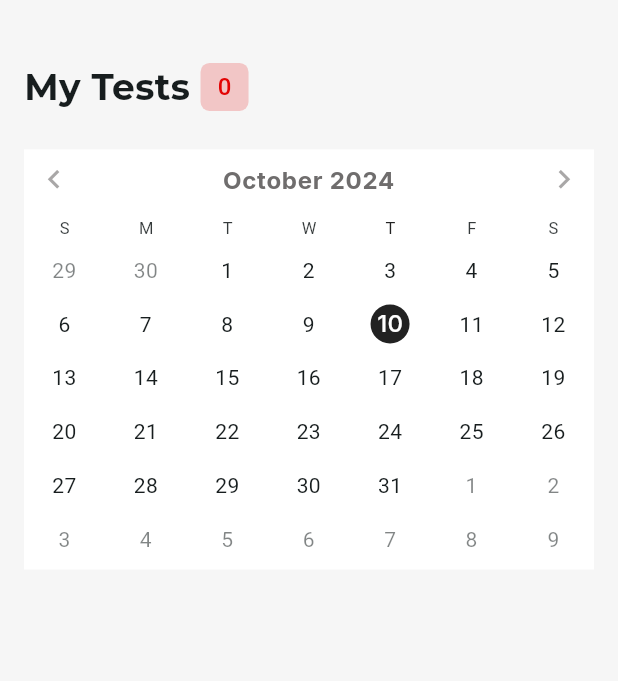
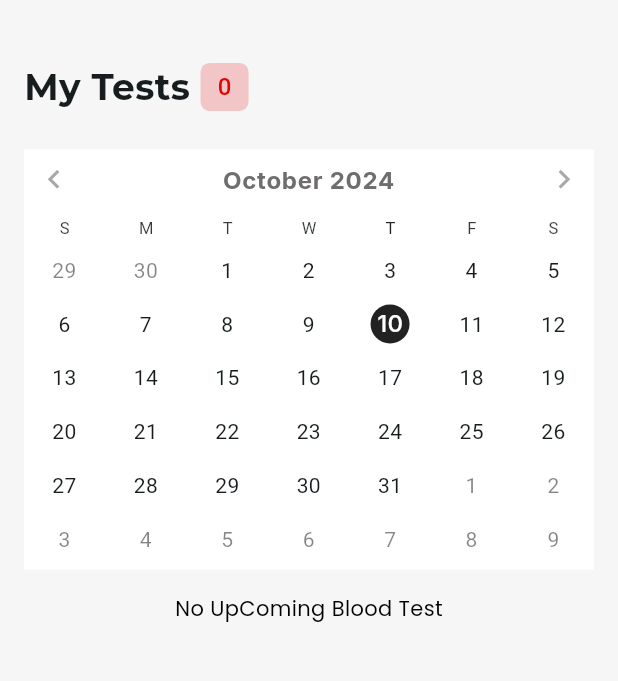
Before and after one commit to Rehman-Amjad/health_elv, a Flutter app: the UpcomingResultsView screen opened directly, on a phone screen of 412 x 824 dp, the part 78-759 px from its top. Run offline on Flutter 3.47's test engine with Material 3 defaults, Android fonts, the phone set to English and light mode, and no system bars; drawn by our look-alikes of syncfusion_flutter_calendar; our stand-ins replace animated_custom_dropdown, cached_network_image, carousel_slider, cloud_firestore, firebase_auth, firebase_core and 13 more; missing offline and left inert: dart:ffi, gif_view, gradient_slider; accounts and stored records are empty.

Commit message:
fix the upcoming blood test

```diff
--- a/lib/core/models/order_blood_test.dart
+++ b/lib/core/models/order_blood_test.dart
@@ -1,9 +1,11 @@
+import 'package:cloud_firestore/cloud_firestore.dart';
+
 class OrderBloodTest {
   String? docId;
   String? uid;
   String? email;
   final String? testType;
-  final String? testDate;
+  final Timestamp? testDate;
   Map<String, dynamic>? shippingAddress;
 
   OrderBloodTest({
@@ -21,7 +23,7 @@ class OrderBloodTest {
       uid: json['uid'] as String?,
       email: json['email'] as String?,
       testType: json['testType'] as String?,
-      testDate: json['testDate'] as String?,
+      testDate: json['testDate'] as Timestamp,
       shippingAddress: json['shippingAddress'] as Map<String, dynamic>?,
     );
   }
--- a/lib/screens/order_new_test/order_new_test_controller.dart
+++ b/lib/screens/order_new_test/order_new_test_controller.dart
@@ -1,3 +1,4 @@
+import 'package:cloud_firestore/cloud_firestore.dart';
 import 'package:firebase_auth/firebase_auth.dart';
 import 'package:flutter/cupertino.dart';
 import 'package:get/get.dart';
@@ -14,7 +15,7 @@ class OrderNewTestController extends BaseController {
   ///
   var emailTEC = TextEditingController();
   final testDateTEC = TextEditingController();
-  DateTime dobDateTime = DateTime.now();
+  DateTime testDateTime = DateTime.now();
 
   ///for blood test
   ///drop downs lists
@@ -56,7 +57,7 @@ class OrderNewTestController extends BaseController {
       uid: firebaseAuth.currentUser?.uid,
       email: emailTEC.text,
       testType: testType,
-      testDate: testDateTEC.text,
+      testDate: Timestamp.fromDate(testDateTime),
       shippingAddress: shippingAddress,
     );
 
--- a/lib/screens/order_new_test/order_new_test_view.dart
+++ b/lib/screens/order_new_test/order_new_test_view.dart
@@ -82,7 +82,7 @@ class OrderNewTestView extends GetView<OrderNewTestController> {
                                 String selectedDate =
                                 DateFormat('dd, MMM, yyyy').format(date);
                                 controller.testDateTEC.text = selectedDate;
-                                controller.dobDateTime = date;
+                                controller.testDateTime = date;
                                 controller.update();
                               },
                               currentTime: DateTime(2000, 3, 5),
--- a/lib/screens/results/results_controller.dart
+++ b/lib/screens/results/results_controller.dart
@@ -15,11 +15,9 @@ class ResultsController extends BaseController {
     super.onInit();
   }
 
-  getBloodTestResults({DateTime? selectedDate}) async {
+  getBloodTestResults() async {
     isLoading.value = true;
-    bloodTestResults = await fireStoreService.getBloodTestResults(
-      selectedDate: selectedDate,
-    );
+    bloodTestResults = await fireStoreService.getBloodTestResults();
     isLoading.value = false;
     update();
   }
--- a/lib/screens/upcoming_results/upcoming_results_controller.dart
+++ b/lib/screens/upcoming_results/upcoming_results_controller.dart
@@ -2,29 +2,27 @@ import 'package:get/get.dart';
 import 'package:health_elev8_app/path_file.dart';
 import 'package:syncfusion_flutter_calendar/calendar.dart';
 
-class UpcomingResultsController extends BaseController{
+class UpcomingResultsController extends BaseController {
   final fireStoreService = FireStoreService();
   String selectedDate = '';
   final monthController = CalendarController();
-  DateTime tempDate = DateTime.now();
 
   RxBool isLoading = false.obs;
   List<OrderBloodTest> bloodTestList = [];
 
   @override
   void onInit() {
-    getAllOrderBloodTests();
+    getAllOrderBloodTests(filterDate: DateTime.now());
     super.onInit();
   }
 
-  getAllOrderBloodTests({search}) async {
+  getAllOrderBloodTests({required DateTime filterDate}) async {
+    isLoading = true.obs;
     bloodTestList.clear();
-    isLoading = true.obs;
-    bloodTestList = await fireStoreService.getAllOrderBloodTests();
+    bloodTestList = await fireStoreService.getAllOrderBloodTests(
+      filterDate: filterDate,
+    );
     isLoading = false.obs;
     update();
   }
-
-
-
 }
--- a/lib/screens/upcoming_results/upcoming_results_view.dart
+++ b/lib/screens/upcoming_results/upcoming_results_view.dart
@@ -2,6 +2,7 @@ import 'package:flutter/material.dart';
 import 'package:get/get.dart';
 import 'package:google_fonts/google_fonts.dart';
 import 'package:health_elev8_app/path_file.dart';
+import 'package:intl/intl.dart';
 import 'package:sizer/sizer.dart';
 import 'package:syncfusion_flutter_calendar/calendar.dart';
 
@@ -58,14 +59,30 @@ class UpcomingResultsView extends GetView<UpcomingResultsController> {
               SizedBox(height: 03.h),
               getCalendarFilter(context),
               const SizedBox(height: 16),
-              ListView.builder(
+              controller.isLoading.isFalse
+                  ? controller.bloodTestList.isNotEmpty
+                      ? ListView.builder(
                           itemCount: controller.bloodTestList.length,
                           shrinkWrap: true,
                           physics: const NeverScrollableScrollPhysics(),
                           itemBuilder: (context, index) {
-                  OrderBloodTest item = controller.bloodTestList[index];
+                            OrderBloodTest item =
+                                controller.bloodTestList[index];
                             return resultItem(item);
                           },
+                        )
+                      : Center(
+                          child: Text(
+                            "No UpComing Blood Test",
+                            style: GoogleFonts.poppins(
+                              color: AppColors.blackColor,
+                            ),
+                          ),
+                        )
+                  : Center(
+                      child: CircularProgressIndicator(
+                        color: AppColors.primaryColor,
+                      ),
                     ),
             ],
           ),
@@ -111,7 +128,9 @@ class UpcomingResultsView extends GetView<UpcomingResultsController> {
         monthViewSettings: const MonthViewSettings(
           appointmentDisplayMode: MonthAppointmentDisplayMode.none,
         ),
-        onTap: (details) {},
+        onTap: (details) {
+          controller.getAllOrderBloodTests(filterDate: details.date!);
+        },
         onViewChanged: (details) {},
         onSelectionChanged: (details) {},
       ),
@@ -156,7 +175,8 @@ class UpcomingResultsView extends GetView<UpcomingResultsController> {
                       fontWeight: FontWeight.w800,
                     ),
                     AppText(
-                      text: '${item.shippingAddress!["firstName"]} ${item.shippingAddress!["lastName"]}',
+                      text:
+                          '${item.shippingAddress!["firstName"]} ${item.shippingAddress!["lastName"]}',
                       fontSize: 16,
                       fontWeight: FontWeight.w500,
                     ),
@@ -166,7 +186,7 @@ class UpcomingResultsView extends GetView<UpcomingResultsController> {
             ),
             SizedBox(height: 02.h),
             AppText(
-              text: 'Test Date: ${item.testDate}',
+              text: 'Test Date: ${formatDate(item.testDate!.toDate())}',
               fontSize: 12,
               fontWeight: FontWeight.w500,
             ),
@@ -181,4 +201,8 @@ class UpcomingResultsView extends GetView<UpcomingResultsController> {
       ),
     );
   }
+
+  String formatDate(DateTime date) {
+    return DateFormat('MM/dd/yyyy').format(date);
   }
+}
```
Also changed, not shown: lib/core/service/fire_store_service.dart (+22 -29 lines). Lines whose indentation alone changed are shown as unchanged.
